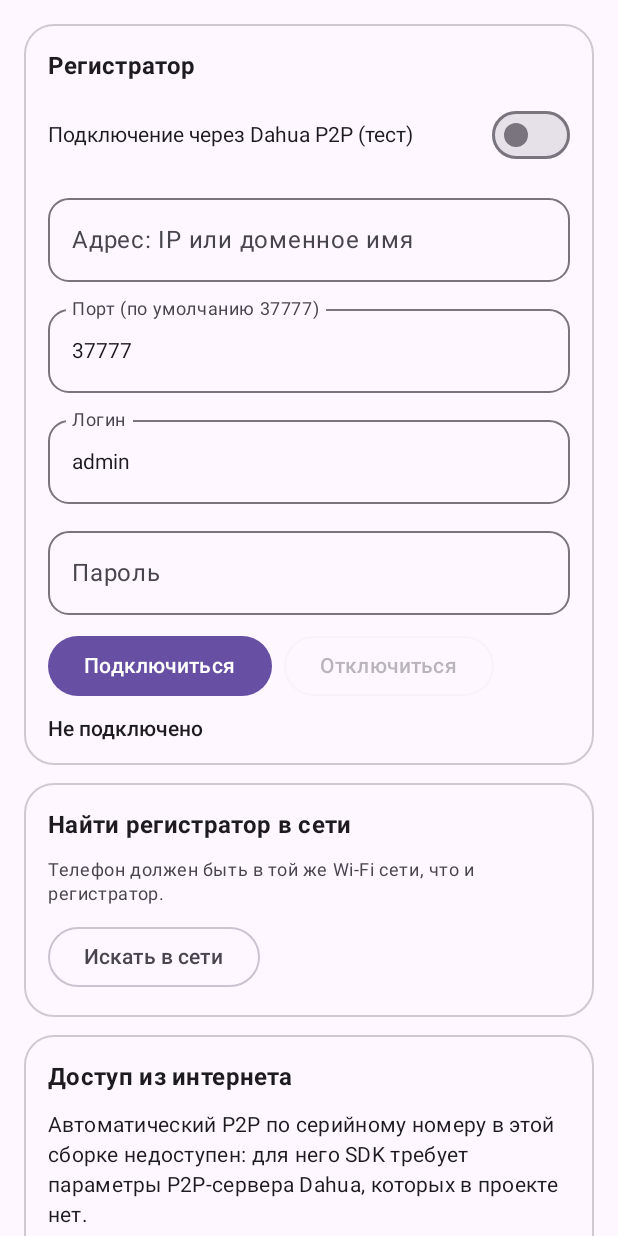
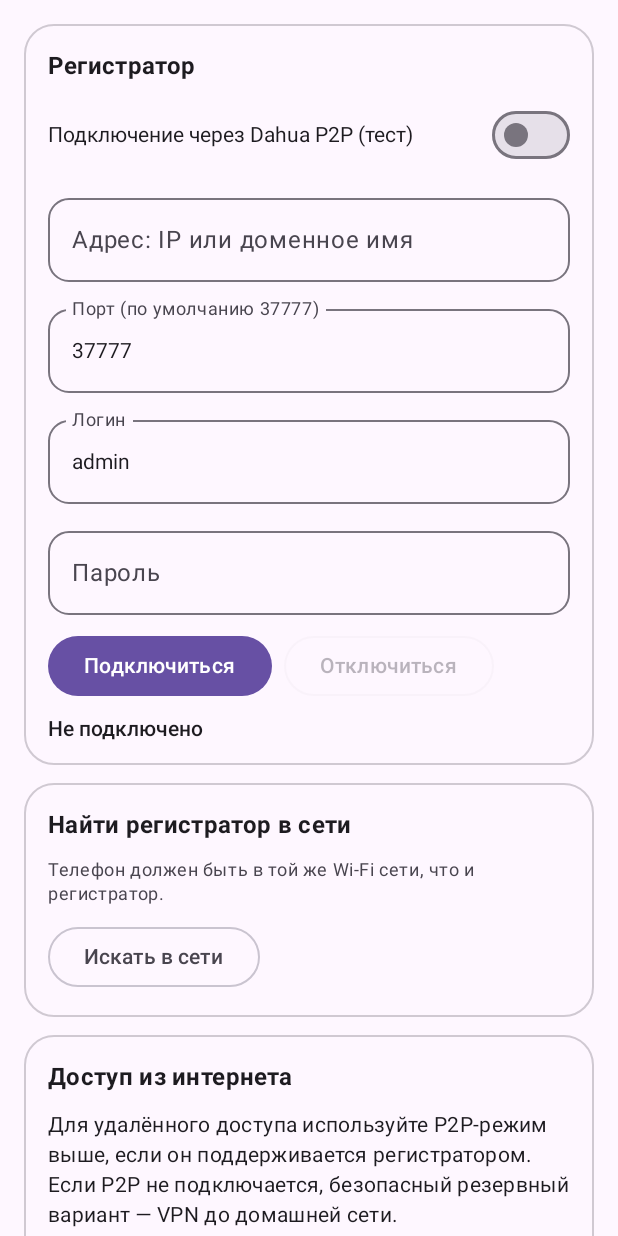
Before and after one commit to Daliar26/DahuaDownloader, an Android app built with Jetpack Compose: the composable ConnectionTab shown on its own in the app's theme, on a phone screen of 412 x 824 dp. Run offline under Robolectric (Android 15) with nearby library versions, the phone set to English and light mode, and no system bars.

Commit message:
Replace unsafe public port-forwarding advice with VPN fallback

```diff
--- a/app/src/main/java/ru/dahuatools/downloader/MainActivity.kt
+++ b/app/src/main/java/ru/dahuatools/downloader/MainActivity.kt
@@ -327,16 +327,12 @@ private fun ConnectionTab(vm: AppViewModel) {
             AppCard {
                 Text("Доступ из интернета", style = MaterialTheme.typography.titleMedium, fontWeight = FontWeight.Bold)
                 Text(
-                    "Автоматический P2P по серийному номеру в этой сборке недоступен: " +
-                        "для него SDK требует параметры P2P-сервера Dahua, которых в проекте нет.",
+                    "Для удалённого доступа используйте P2P-режим выше, если он поддерживается регистратором. " +
+                        "Если P2P не подключается, безопасный резервный вариант — VPN до домашней сети.",
                     style = MaterialTheme.typography.bodyMedium
                 )
-                Hint(
-                    "Что работает уже сейчас:\n" +
-                        "1) VPN до домашней сети (WireGuard или Tailscale на роутере), затем вход по локальному IP.\n" +
-                        "2) DDNS на регистраторе и проброс порта 37777 на роутере, затем вход по доменному имени " +
-                        "в поле «Адрес». Открытый порт в интернет рискован: нужен сложный пароль."
-                )
+                Hint("Не открывайте порт регистратора напрямую в интернет. Используйте VPN, " +
+                    "а затем подключайтесь по локальному IP регистратора.")
             }
         }
 
```
